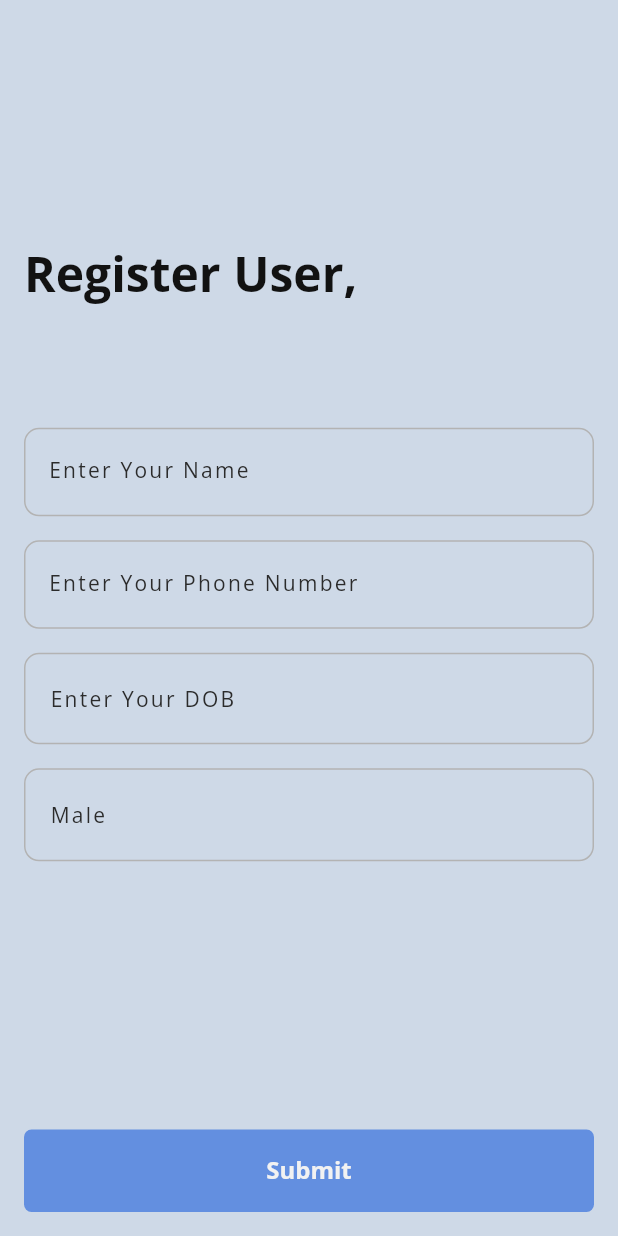
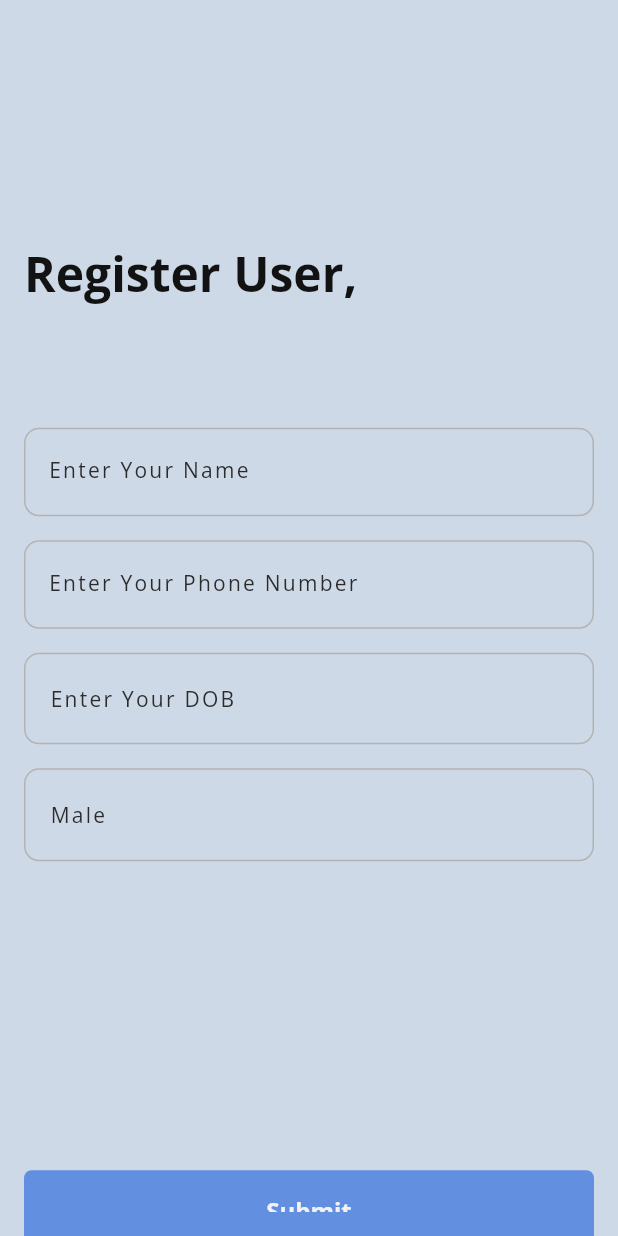
Before and after one commit to officialPrasanta/graphe-flutter-firebase, a Flutter app: the screen it shows after launch, on a phone screen of 412 x 824 dp. Run offline on Flutter 3.47's test engine with Material 2 defaults, Android fonts, the phone set to English and light mode, and no system bars; our stand-ins replace cloud_firestore, firebase_core, fluttertoast, get, google_fonts; accounts and stored records are empty; statements that could not run were skipped.

Commit message:
update register user page

```diff
--- a/lib/view/register.dart
+++ b/lib/view/register.dart
@@ -24,6 +24,7 @@ class RegisterUser extends StatelessWidget {
             right: kMargin,
             bottom: kMargin,
           ),
+          child: SingleChildScrollView(
             child: Column(
               mainAxisAlignment: MainAxisAlignment.start,
               crossAxisAlignment: CrossAxisAlignment.start,
@@ -31,25 +32,18 @@ class RegisterUser extends StatelessWidget {
                 SizedBox(
                   height: Get.height * 0.2,
                 ),
-              Column(
-                mainAxisSize: MainAxisSize.min,
-                children: [
                 Text(
                   'Register User,',
                   style: Theme.of(context).textTheme.titleLarge,
                 ),
-                  columnDivider(height: Get.height * 0.1)
-                ],
-              ),
-              Expanded(
-                child: Column(
-                  // mainAxisSize: MainAxisSize.min,
-                  children: [
+                columnDivider(height: Get.height * 0.1),
                 CustomTextField(
                     labelText: 'Enter Your Name',
+                    controller: ac.nameController,
                     keyboardType: TextInputType.emailAddress),
                 columnDivider(),
                 CustomTextField(
+                  controller: ac.phoneController,
                   labelText: 'Enter Your Phone Number',
                   ishideText: true,
                   keyboardType: TextInputType.phone,
@@ -64,57 +58,22 @@ class RegisterUser extends StatelessWidget {
                 columnDivider(),
                 Obx(() {
                   return dropDown(
-                          genderList: ac.genderList,
+                    itemList: ac.genderList,
                     context: context,
-                          currentGender: ac.currentGender.value,
-                          onChange: ac.onGenderChange);
-                    })
-                  ],
-                ),
-              ),
+                    currentItem: ac.currentGender.value,
+                    onChange: ac.onGenderChange,
+                  );
+                }),
+                columnDivider(height: Get.height * 0.25),
                 primaryButton(
                   context: context,
                   labelText: 'Submit',
-                onTap: () {},
+                  onTap: ac.submit,
                 ),
               ],
             ),
           ),
         ),
-    );
-  }
-
-  Container dropDown(
-      {required List<String> genderList,
-      required BuildContext context,
-      required String currentGender,
-      void Function(String?)? onChange}) {
-    return Container(
-      padding: const EdgeInsets.symmetric(
-        vertical: kTextFieldPadding - 2,
-        horizontal: 16,
-      ),
-      decoration: BoxDecoration(
-          border: Border.all(
-            color: kBorderColor,
-          ),
-          borderRadius: BorderRadius.circular(10)),
-      child: DropdownButton<String>(
-        value: currentGender,
-        items: genderList
-            .map(
-              (String gender) => DropdownMenuItem<String>(
-                value: gender,
-                child: Text(gender),
-              ),
-            )
-            .toList(),
-        onChanged: onChange,
-        iconSize: 0.0,
-        underline: const SizedBox(),
-        isExpanded: true,
-        isDense: true,
-        style: Theme.of(context).textTheme.labelSmall,
       ),
     );
   }
```
Lines whose indentation alone changed are shown as unchanged.
